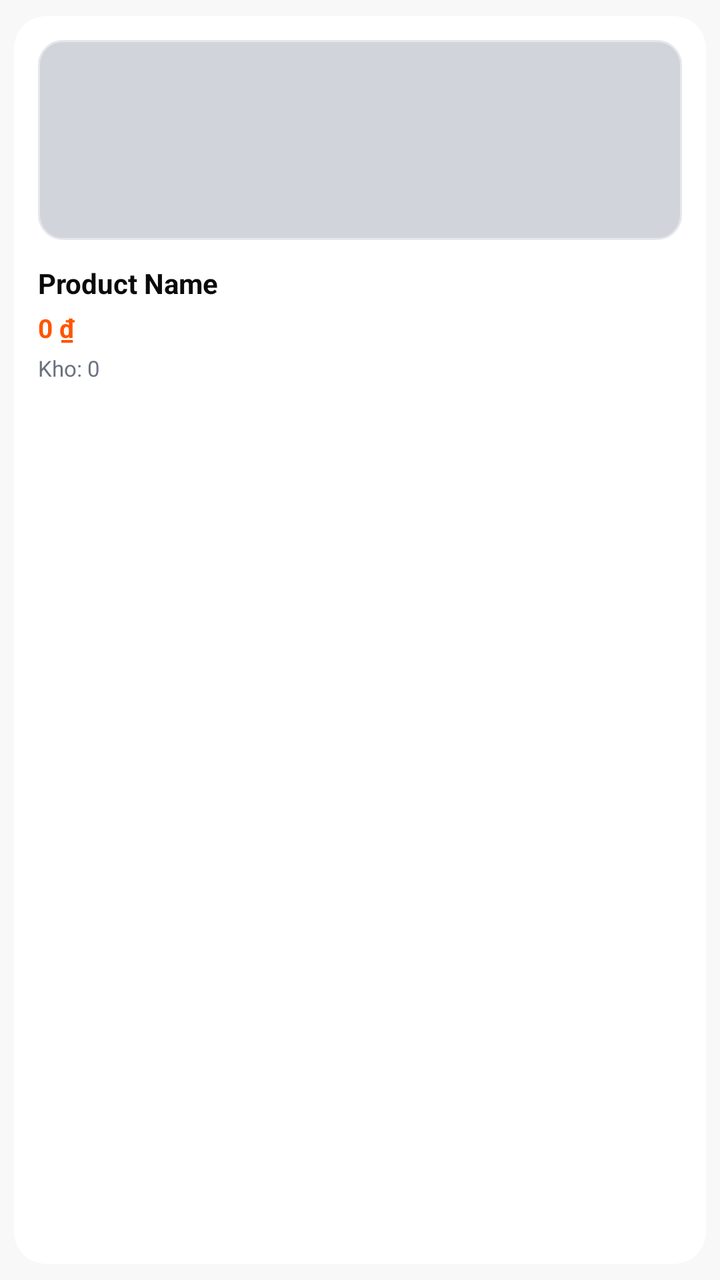
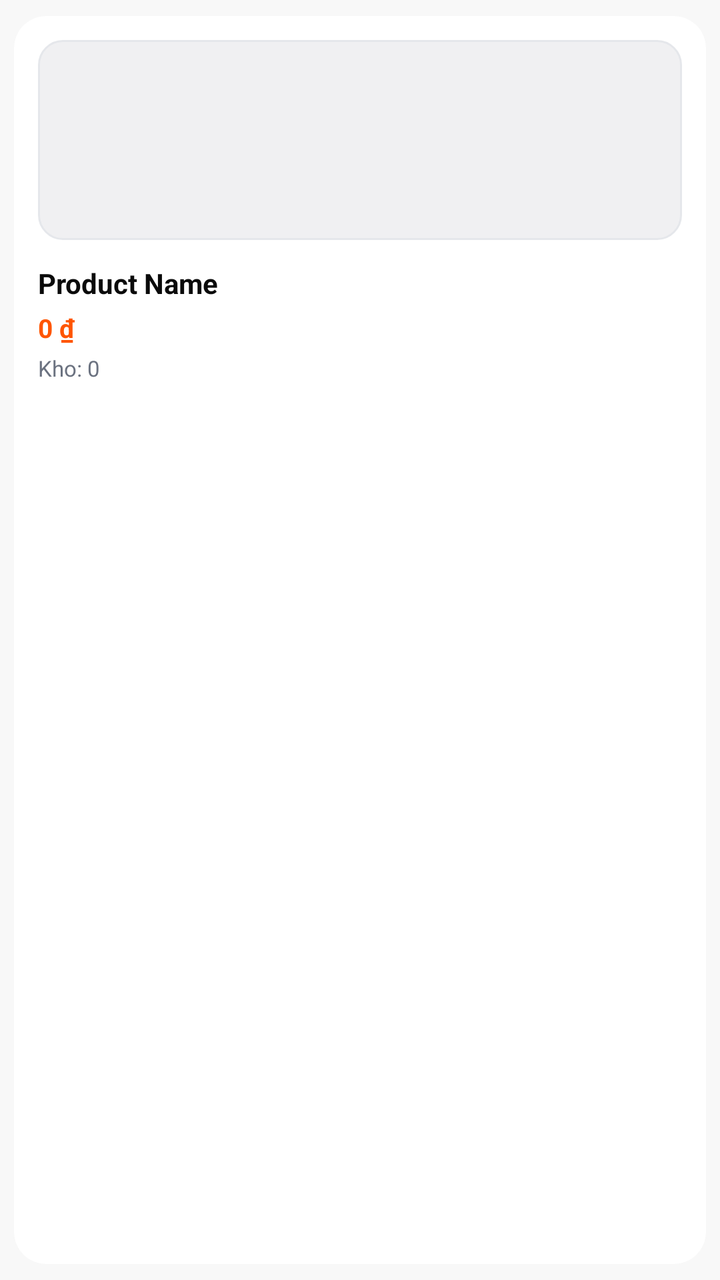

Screens rendered from an Android XML layout before and after an edit, with the pre-edit source and the edit as a unified diff.
<!-- AndroidManifest.xml: application theme Theme.SoleStep -->
<!-- res/layout/item_admin_top_product.xml -->
<?xml version="1.0" encoding="utf-8"?>
<androidx.cardview.widget.CardView xmlns:android="http://schemas.android.com/apk/res/android"
    xmlns:app="http://schemas.android.com/apk/res-auto"
    android:layout_width="160dp"
    android:layout_height="wrap_content"
    android:layout_marginEnd="12dp"
    app:cardBackgroundColor="@color/bg_dark_surface_1"
    app:cardCornerRadius="16dp"
    app:cardElevation="0dp">

    <LinearLayout
        android:layout_width="match_parent"
        android:layout_height="wrap_content"
        android:orientation="vertical"
        android:padding="12dp">

        <ImageView
            android:id="@+id/iv_product_image"
            android:layout_width="match_parent"
            android:layout_height="100dp"
            android:background="@drawable/bg_admin_product_image"
            android:scaleType="centerCrop"
            android:contentDescription="Product Image" />

        <TextView
            android:id="@+id/tv_product_name"
            android:layout_width="match_parent"
            android:layout_height="wrap_content"
            android:layout_marginTop="12dp"
            android:ellipsize="end"
            android:maxLines="1"
            android:text="Product Name"
            android:textColor="@color/text_dark_primary"
            android:textSize="14sp"
            android:textStyle="bold" />

        <TextView
            android:id="@+id/tv_product_price"
            android:layout_width="wrap_content"
            android:layout_height="wrap_content"
            android:layout_marginTop="4dp"
            android:text="0 ₫"
            android:textColor="@color/brand_orange"
            android:textSize="13sp"
            android:textStyle="bold" />

        <TextView
            android:id="@+id/tv_product_stock"
            android:layout_width="wrap_content"
            android:layout_height="wrap_content"
            android:layout_marginTop="4dp"
            android:text="Kho: 0"
            android:textColor="@color/text_dark_tertiary"
            android:textSize="11sp" />
    </LinearLayout>
</androidx.cardview.widget.CardView>
<!-- resources referenced by this layout -->
<resources>
  <color name="bg_dark_surface_1">#FFFFFF</color>
  <color name="brand_orange">#FF5500</color>
  <color name="text_dark_primary">#0A0A0A</color>
  <color name="text_dark_tertiary">#6B7280</color>
  <!-- drawable bg_admin_product_image (drawable) -->
  <?xml version="1.0" encoding="utf-8"?>
  <shape xmlns:android="http://schemas.android.com/apk/res/android"
      android:shape="rectangle">
      <solid android:color="@color/bg_dark_surface_4" />
      <corners android:radius="@dimen/radius_md" />
      <stroke
          android:width="@dimen/stroke_thin"
          android:color="@color/border_dark_normal" />
  </shape>
  <color name="bg_dark_surface_4">#D1D5DB</color>
  <dimen name="radius_md">12dp</dimen>
  <dimen name="stroke_thin">1dp</dimen>
  <color name="border_dark_normal">#E5E7EB</color>
  <color name="brand_orange_dark">#CC4400</color>
  <color name="brand_white">#FFFFFF</color>
  <color name="brand_black">#0A0A0A</color>
  <color name="bg_dark_surface_2">#F3F4F6</color>
  <color name="bg_primary">#FFFFFF</color>
  <color name="text_primary">#0A0A0A</color>
  <color name="bg_secondary">#F8F8F8</color>
  <color name="status_error">#EF4444</color>
  <style name="ShapeAppearance.SoleStep.Small" parent="">
          <item name="cornerFamily">rounded</item>
          <item name="cornerSize">@dimen/radius_sm</item>
      </style>
  <style name="ShapeAppearance.SoleStep.Medium" parent="">
          <item name="cornerFamily">rounded</item>
          <item name="cornerSize">@dimen/radius_lg</item>
      </style>
  <style name="ShapeAppearance.SoleStep.Large" parent="">
          <item name="cornerFamily">rounded</item>
          <item name="cornerSize">@dimen/radius_2xl</item>
      </style>
  <style name="TextAppearance.SoleStep.Title" parent="TextAppearance.MaterialComponents.Headline3">
          <item name="android:textSize">@dimen/font_title</item>
          <item name="android:textStyle">bold</item>
          <item name="android:textColor">@color/text_primary</item>
      </style>
  <style name="TextAppearance.SoleStep.BodySmall" parent="TextAppearance.MaterialComponents.Body2">
          <item name="android:textSize">@dimen/font_caption</item>
          <item name="android:textColor">@color/text_tertiary</item>
      </style>
  <style name="TextAppearance.SoleStep.Caption" parent="TextAppearance.MaterialComponents.Caption">
          <item name="android:textSize">@dimen/font_caption_small</item>
          <item name="android:textColor">@color/text_muted</item>
      </style>
  <dimen name="radius_sm">8dp</dimen>
  <dimen name="radius_lg">16dp</dimen>
  <dimen name="radius_2xl">24dp</dimen>
  <dimen name="font_display">48sp</dimen>
  <dimen name="font_title_large">24sp</dimen>
  <dimen name="font_title">20sp</dimen>
  <dimen name="font_headline">18sp</dimen>
  <dimen name="font_subheading">16sp</dimen>
  <dimen name="font_label">14sp</dimen>
  <color name="text_secondary">#374151</color>
  <dimen name="font_body">13sp</dimen>
  <dimen name="font_caption">11sp</dimen>
  <color name="text_tertiary">#6B7280</color>
  <dimen name="font_caption_small">10sp</dimen>
  <color name="text_muted">#9CA3AF</color>
  <dimen name="font_overline">9sp</dimen>
  <dimen name="elev_bottom_nav">8dp</dimen>
  <dimen name="bottom_nav_height">88dp</dimen>
  <dimen name="radius_button">20dp</dimen>
  <dimen name="btn_height_large">52dp</dimen>
  <dimen name="space_16">32dp</dimen>
  <dimen name="elev_raised">4dp</dimen>
  <color name="border_normal">#E5E7EB</color>
  <dimen name="radius_input">20dp</dimen>
  <color name="text_placeholder">#D1D5DB</color>
  <dimen name="radius_chip">12dp</dimen>
  <dimen name="space_12">24dp</dimen>
  <dimen name="btn_height_tiny">28dp</dimen>
  <dimen name="radius_card">20dp</dimen>
  <dimen name="elev_card">2dp</dimen>
  <color name="border_light">#F3F4F6</color>
  <dimen name="toolbar_height">56dp</dimen>
  <dimen name="space_screen_horizontal">20dp</dimen>
  <dimen name="elev_top_bar">4dp</dimen>
  <dimen name="elev_fab">6dp</dimen>
  <!-- unchanged entries left out for length: 16 -->
</resources>

<!-- the commit's change to res/layout/item_admin_top_product.xml (unified diff, before → after) -->
@@ -4,7 +4,7 @@
     android:layout_width="160dp"
     android:layout_height="wrap_content"
     android:layout_marginEnd="12dp"
-    app:cardBackgroundColor="@color/bg_dark_surface_1"
+    app:cardBackgroundColor="@color/bg_primary"
     app:cardCornerRadius="16dp"
     app:cardElevation="0dp">
 
@@ -30,7 +30,7 @@
             android:ellipsize="end"
             android:maxLines="1"
             android:text="Product Name"
-            android:textColor="@color/text_dark_primary"
+            android:textColor="@color/text_primary"
             android:textSize="14sp"
             android:textStyle="bold" />
 
@@ -50,7 +50,7 @@
             android:layout_height="wrap_content"
             android:layout_marginTop="4dp"
             android:text="Kho: 0"
-            android:textColor="@color/text_dark_tertiary"
+            android:textColor="@color/text_tertiary"
             android:textSize="11sp" />
     </LinearLayout>
 </androidx.cardview.widget.CardView>
<!-- resource entries referenced after the edit -->
@@ -1,23 +1,19 @@
 <!-- resources referenced by this layout -->
 <resources>
-  <color name="bg_dark_surface_1">#FFFFFF</color>
   <color name="brand_orange">#FF5500</color>
-  <color name="text_dark_primary">#0A0A0A</color>
-  <color name="text_dark_tertiary">#6B7280</color>
   <!-- drawable bg_admin_product_image (drawable) -->
   <?xml version="1.0" encoding="utf-8"?>
   <shape xmlns:android="http://schemas.android.com/apk/res/android"
       android:shape="rectangle">
-      <solid android:color="@color/bg_dark_surface_4" />
+      <solid android:color="@color/bg_input" />
       <corners android:radius="@dimen/radius_md" />
       <stroke
           android:width="@dimen/stroke_thin"
-          android:color="@color/border_dark_normal" />
+          android:color="@color/border_normal" />
   </shape>
-  <color name="bg_dark_surface_4">#D1D5DB</color>
+  <color name="bg_input">#F0F0F2</color>
   <dimen name="radius_md">12dp</dimen>
   <dimen name="stroke_thin">1dp</dimen>
-  <color name="border_dark_normal">#E5E7EB</color>
   <color name="brand_orange_dark">#CC4400</color>
   <color name="brand_white">#FFFFFF</color>
   <color name="brand_black">#0A0A0A</color>
